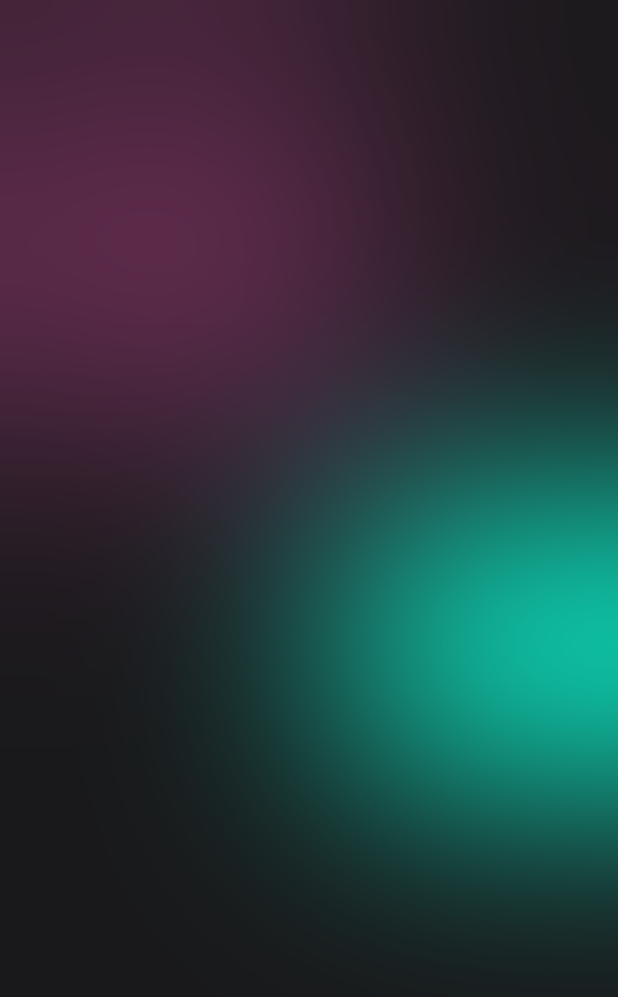
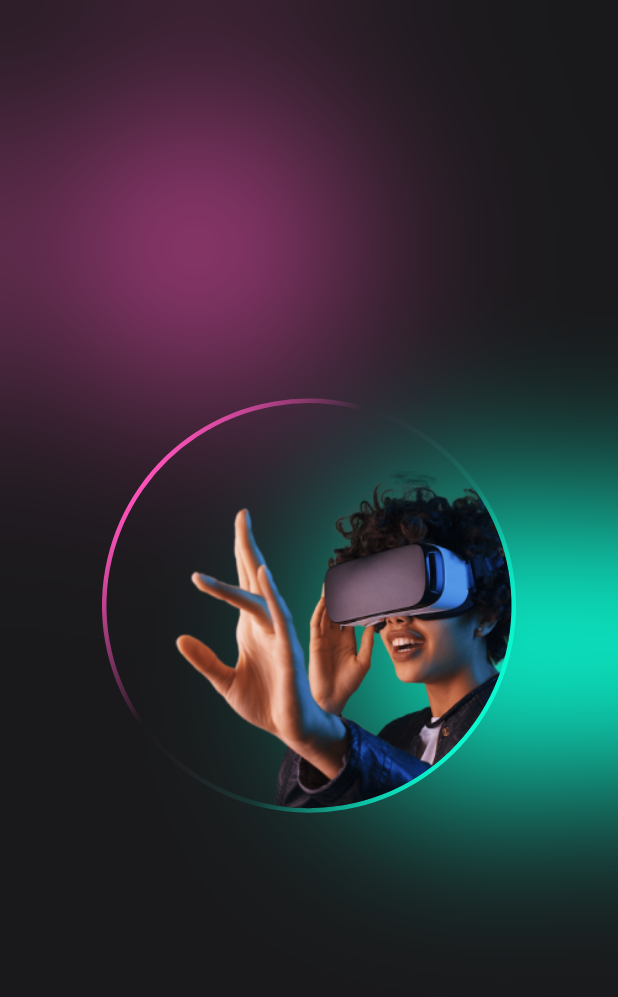
Before and after one commit to Khylesiarot/moviesapp_siarot, a Flutter app: the screen it shows after launch, on a phone screen of 412 x 824 dp. Shown: the top 997 px of the screen. Run offline on Flutter 3.47's test engine with Material 2 defaults, Android fonts, the phone set to English and light mode, and no system bars; our stand-ins replace google_fonts, gradient_borders.

Commit message:
onBoardImage/outline

```diff
--- a/lib/Screens/onboardingscreen.dart
+++ b/lib/Screens/onboardingscreen.dart
@@ -1,6 +1,7 @@
 import 'dart:ui';
 
 import 'package:flutter/material.dart';
+import 'package:gradient_borders/gradient_borders.dart';
 import 'package:moviesapp_siarot/constants.dart';
 
 class OnboardingScreen extends StatelessWidget {
@@ -18,25 +19,28 @@ class OnboardingScreen extends StatelessWidget {
         width: screenWidth,
         height: screenHeight,
         child: Stack(
-          children: [Positioned(
+          children: [
+            Positioned(
                 top: screenHeight * .1,
                 left: screenWidth * .12,
                 child: Container(
                   height: 166,
                   width: 166,
-              decoration: BoxDecoration(
+                  decoration: const BoxDecoration(
                     shape: BoxShape.circle,
                     color: Constants.pnk,
                   ),
                   child: BackdropFilter(
                     filter: ImageFilter.blur(
-                sigmaX: 75,
-                sigmaY: 75,              ),
+                      sigmaX: 50,
+                      sigmaY: 50,
+                    ),
                     child: Container(
                       height: 166,
                       width: 166,
                       color: Colors.transparent,
-              ), ),
+                    ),
+                  ),
                 )),
             Positioned(
                 top: screenHeight * .4,
@@ -44,20 +48,85 @@ class OnboardingScreen extends StatelessWidget {
                 child: Container(
                   height: 200,
                   width: 200,
-              decoration: BoxDecoration(
+                  decoration: const BoxDecoration(
                     shape: BoxShape.circle,
                     color: Constants.grn,
                   ),
-              child: BackdropFilter(filter: ImageFilter.blur(
-                sigmaX: 80,
-                sigmaY: 80,
+                  child: BackdropFilter(
+                    filter: ImageFilter.blur(
+                      sigmaX: 60,
+                      sigmaY: 60,
                     ),
                     child: Container(
-                height: 200,
-                width: 200,
+                      height: 120,
+                      width: 120,
                       color: Colors.transparent,
-              ), ),
-          ))],
+                    ),
+                  ),
+                )),
+            SafeArea(
+                child: Column(
+              mainAxisAlignment: MainAxisAlignment.center,
+              crossAxisAlignment: CrossAxisAlignment.center,
+              children: [
+                SizedBox(
+                  height: screenHeight * .07,
+                ),
+                SizedBox(
+                  child: Align(
+                    alignment: Alignment.topCenter,
+                    child: RotationTransition(
+                      turns: const AlwaysStoppedAnimation(35 / 360),
+                      child: Container(
+                        decoration: BoxDecoration(
+                            border: GradientBoxBorder(
+                              gradient: LinearGradient(colors: [
+                                Constants.pnk,
+                                Constants.pnk.withOpacity(.0),
+                                Constants.grn.withOpacity(.1),
+                                Constants.grn,
+                              ]),
+                              width: 3,
+                            ),
+                            borderRadius: BorderRadius.circular(200)),
+                        child: ClipRRect(
+                          borderRadius: BorderRadius.circular(200),
+                          child: Container(
+                            height: 270,
+                            width: 270,
+                            decoration: const BoxDecoration(
+                              color: Colors.transparent,
+
+                            ),
+                            child: const FittedBox(
+                              fit: BoxFit.cover,
+                              child: Padding(
+                                padding: EdgeInsets.only(
+                                  left: 120,
+                                  top: 20,
+                                  bottom: 30,
+                                ),
+                                child: RotationTransition(
+                                  turns:  AlwaysStoppedAnimation(325 / 360),
+                                  child: Image(image: AssetImage('assets/image 81.png')),
+                                  ),
+                              ),
+                            ),
+                          ),
+                        ),
+                      ),
+                    ),
+                  ),
+                ),
+
+                 SizedBox(
+                    height: screenHeight * 0.09,
+                  ),
+
+
+              ],
+            ))
+          ],
         ),
       ),
     );
--- a/lib/constants.dart
+++ b/lib/constants.dart
@@ -5,6 +5,7 @@ class Constants {
   static const Color blck = Color(0xFF19191B);
   static const Color pnk = Color(0xFFFE53BB);
   static const Color grn = Color(0xFF09FBD3);
+  static const Color kWhiteColor = Color(0xFFFFFFFF);
 
 
 }
--- a/pubspec.yaml
+++ b/pubspec.yaml
@@ -36,6 +36,7 @@ dependencies:
   # Use with the CupertinoIcons class for iOS style icons.
   cupertino_icons: ^1.0.2
   google_fonts: ^4.0.3
+  gradient_borders: ^1.0.0
 
 dev_dependencies:
   flutter_test:
@@ -60,8 +61,8 @@ flutter:
   uses-material-design: true
 
   # To add assets to your application, add an assets section, like this:
-  # assets:
-  #   - images/a_dot_burr.jpeg
+  assets:
+    - assets/
   #   - images/a_dot_ham.jpeg
 
   # An image asset can refer to one or more resolution-specific "variants", see
```
Also changed, not shown: lib/components/outline.dart (added, +83 -0 lines), assets/image 81.png (added), pubspec.lock. Lines whose indentation alone changed are shown as unchanged.
